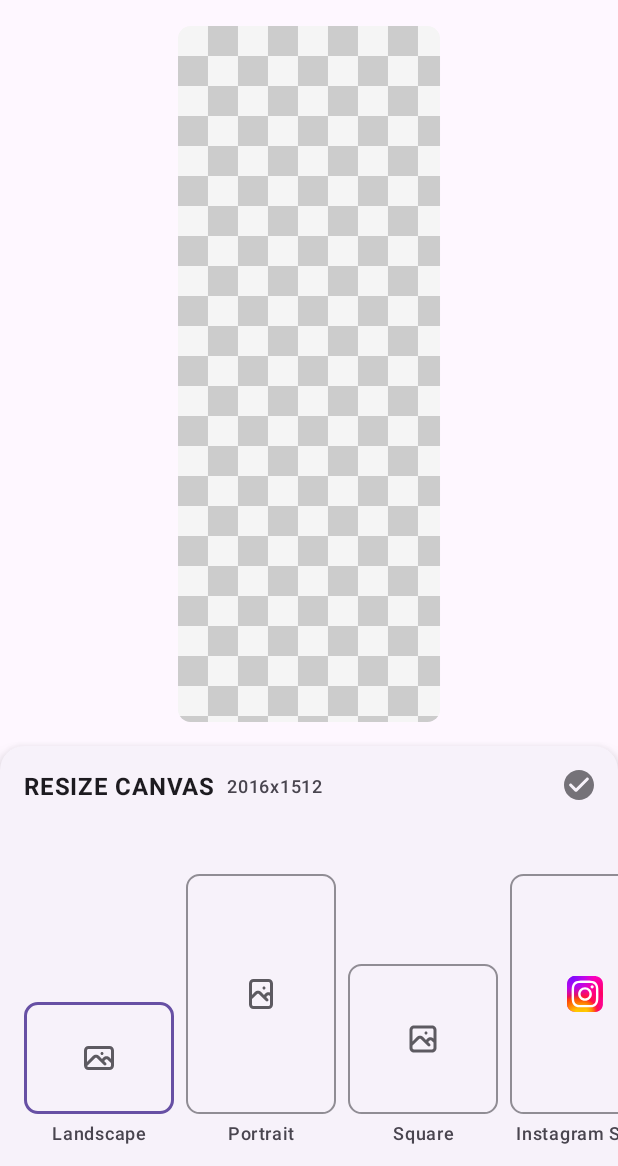
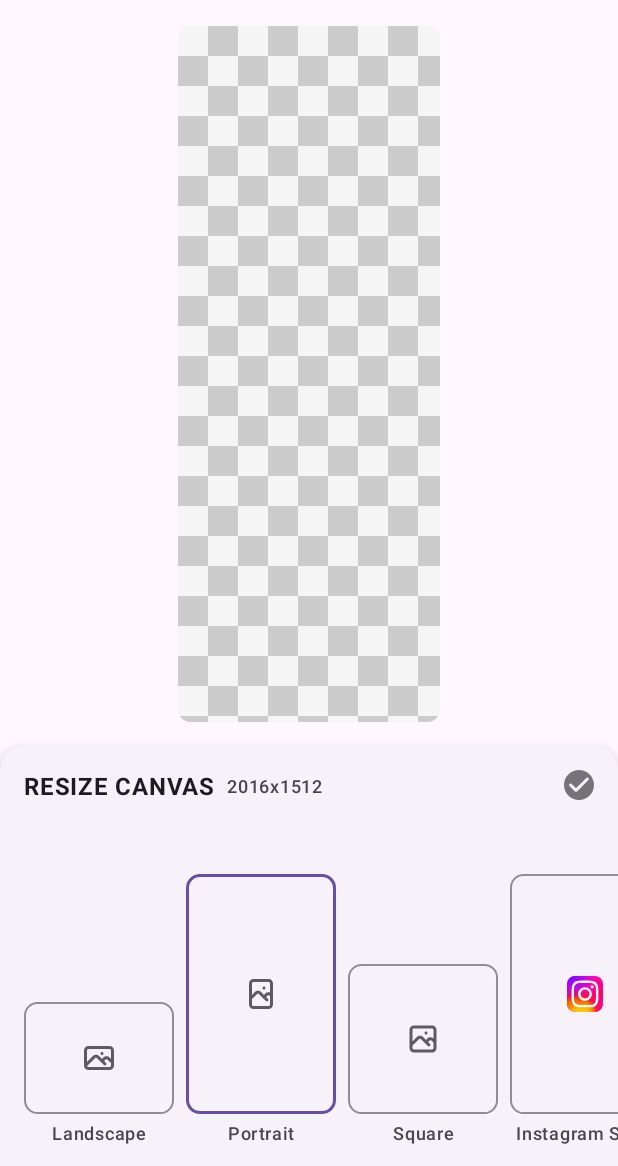
Before and after one commit to sqsong66/ImageEditorSample, an Android app: the ImageEditorActivity screen opened directly, with no data from a screen before it, after a tap on "Menu", on a phone screen of 412 x 824 dp, the part 70-1236 px from its top. Run offline under Robolectric (Android 15) with nearby library versions, the phone set to English and light mode, and no system bars.

Commit message:
处理缩放及尺寸变换平移逻辑

```diff
--- a/app/src/main/java/com/example/customviewsample/data/CanvasSize.kt
+++ b/app/src/main/java/com/example/customviewsample/data/CanvasSize.kt
@@ -8,4 +8,8 @@ data class CanvasSize(
     val isTint: Boolean = false
 ) {
     fun widthHeightRatio(): Float = width.toFloat() / height.toFloat()
+
+    fun isSameSize(canvasSize: CanvasSize): Boolean {
+        return width == canvasSize.width && height == canvasSize.height && title == canvasSize.title
+    }
 }
--- a/app/src/main/java/com/example/customviewsample/ui/editor/ImageEditorActivity.kt
+++ b/app/src/main/java/com/example/customviewsample/ui/editor/ImageEditorActivity.kt
@@ -66,7 +66,7 @@ class ImageEditorActivity : BaseActivity<ActivityImageEditorBinding>(ActivityIma
 
     private fun showBackgroundMenu() {
         backgroundMenuLayout = CanvasSizeMenuLayout(
-            binding.main, bottomInsets,
+            binding.main, binding.imageEditorView.canvasSize, bottomInsets,
             onCanvasSizeChanged = {
                 binding.imageEditorView.updateCanvasSize(it)
             },
--- a/app/src/main/java/com/example/customviewsample/ui/editor/adapter/CanvasSizeListAdapter.kt
+++ b/app/src/main/java/com/example/customviewsample/ui/editor/adapter/CanvasSizeListAdapter.kt
@@ -1,6 +1,5 @@
 package com.example.customviewsample.ui.editor.adapter
 
-import android.content.Context
 import android.content.res.ColorStateList
 import android.view.ViewGroup
 import android.view.ViewGroup.MarginLayoutParams
@@ -26,6 +25,18 @@ class CanvasSizeListAdapter(
     init {
         val itemList = getCanvasSizeList()
         submitList(itemList)
+    }
+
+    fun updateCheckIndex(canvasSize: CanvasSize) {
+        val index = dataList.indexOfFirst { it.isSameSize(canvasSize) }
+        if (index != -1) {
+            val preIndex = checkIndex
+            checkIndex = index
+            notifyItemChanged(checkIndex)
+            if (preIndex != -1) {
+                notifyItemChanged(preIndex)
+            }
+        }
     }
 
     override fun inflateData(binding: ItemCanvasSizeBinding, data: CanvasSize, position: Int) {
--- a/app/src/main/java/com/example/customviewsample/ui/editor/menus/CanvasSizeMenuLayout.kt
+++ b/app/src/main/java/com/example/customviewsample/ui/editor/menus/CanvasSizeMenuLayout.kt
@@ -12,6 +12,7 @@ import com.example.customviewsample.ui.editor.adapter.CanvasSizeListAdapter
 @SuppressLint("SetTextI18n")
 class CanvasSizeMenuLayout(
     rootLayout: CoordinatorLayout,
+    private val canvasSize: CanvasSize,
     private val bottomPadding: Int = 0,
     private val onCanvasSizeChanged: (CanvasSize) -> Unit,
     // View: 当前BottomSheet； Int: 当前展开高度； Boolean: 是否展开
@@ -40,6 +41,7 @@ class CanvasSizeMenuLayout(
         binding.root.updatePadding(bottom = bottomPadding)
         binding.doneIv.setOnClickListener { menuBehavior.state = EditMenuBottomSheetBehavior.STATE_HIDDEN }
         binding.canvasSizeRecycler.adapter = canvasSizeListAdapter
+        canvasSizeListAdapter.updateCheckIndex(canvasSize)
     }
 
 }
--- a/app/src/main/java/com/example/customviewsample/view/layer/AbsLayer.kt
+++ b/app/src/main/java/com/example/customviewsample/view/layer/AbsLayer.kt
@@ -62,7 +62,6 @@ interface AbsLayer {
 
     /**
      * 子控件在触摸时先缓存当前的缩放、旋转信息，方便在移动时进行缩放、旋转操作。缩放旋转时的初始值会使用当前缓存的数值。
-     * 由于缩放旋转会影响控件的偏移量，所以在缩放旋转时需要重新计算控件缩放、旋转的锚点。详见其实现方法。
      * @param focusX 双指触摸时中心点x轴坐标
      * @param focusY 双指触摸时中心点y轴坐标
      */
@@ -73,12 +72,9 @@ interface AbsLayer {
      * @param scaleFactor 缩放因子
      * @param deltaAngle 旋转角度
      */
-    fun onScaleRotate(scaleFactor: Float, deltaAngle: Float)
-
-    /**
-     * 将子控件的锚点重置到中心点(手势缩放旋转的时候会改变控件的锚点)。
-     */
-    fun resetPivotToCenter()
+    fun onScaleRotate(scaleFactor: Float, deltaAngle: Float, focusX: Float, focusY: Float)
 
     fun changeSaveState(isSave: Boolean)
+
+    fun resetLayerPivot()
 }
--- a/app/src/main/java/com/example/customviewsample/view/layer/ImageEditorView.kt
+++ b/app/src/main/java/com/example/customviewsample/view/layer/ImageEditorView.kt
@@ -12,7 +12,6 @@ import android.graphics.Path
 import android.graphics.PointF
 import android.graphics.RectF
 import android.util.AttributeSet
-import android.util.Log
 import android.view.MotionEvent
 import android.view.View
 import android.view.ViewGroup
@@ -64,7 +63,8 @@ class ImageEditorView @JvmOverloads constructor(
     private var fingerDownAngle = 0f
 
     private val vibratorHelper by lazy { VibratorHelper(context) }
-    private var canvasSize = CanvasSize(width = 1512, height = 4016, iconRes = R.drawable.ic_picture_portrait, title = "Portrait", isTint = true)
+    var canvasSize = CanvasSize(width = 1512, height = 4016, iconRes = R.drawable.ic_picture_portrait, title = "Portrait", isTint = true)
+        private set
 
     private val testPaint by lazy {
         Paint().apply {
@@ -112,8 +112,8 @@ class ImageEditorView @JvmOverloads constructor(
     override fun onSizeChanged(w: Int, h: Int, oldw: Int, oldh: Int) {
         super.onSizeChanged(w, h, oldw, oldh)
         clipRect.set(calculateClipRect(w, h))
-        Log.d("sqsong", "onSizeChanged: clipRect ratio: ${clipRect.width() / clipRect.height()}")
-        stagingChildResizeInfo(false)
+        stagingChildResizeInfo(updateLayoutInfo = false)
+        currentLayerView?.resetLayerPivot()
     }
 
     override fun onMeasure(widthMeasureSpec: Int, heightMeasureSpec: Int) {
@@ -200,7 +200,9 @@ class ImageEditorView @JvmOverloads constructor(
     private fun stagingChildResizeInfo(updateLayoutInfo: Boolean) {
         resizeRect.set(clipRect)
         children.forEach { child ->
-            (child as AbsLayer).stagingResizeInfo(clipRect, updateLayoutInfo = updateLayoutInfo)
+            (child as AbsLayer).apply {
+                stagingResizeInfo(clipRect, updateLayoutInfo = updateLayoutInfo)
+            }
         }
     }
 
@@ -258,7 +260,8 @@ class ImageEditorView @JvmOverloads constructor(
         if (isClickTime && !isMoved) {
             processClickEvent(event.x, event.y)
         }
-        stagingChildResizeInfo(true)
+        stagingChildResizeInfo(updateLayoutInfo = true)
+        currentLayerView?.resetLayerPivot()
     }
 
     private fun processMoveEvent(absLayer: AbsLayer, event: MotionEvent) {
@@ -280,7 +283,7 @@ class ImageEditorView @JvmOverloads constructor(
             val scale = newDistance / fingerDistance
             val angle = calculateRotation(event)
             val deltaAngle = angle - fingerDownAngle
-            absLayer.onScaleRotate(scale, deltaAngle)
+            absLayer.onScaleRotate(scale, deltaAngle, fingerCenterPoint.x, fingerCenterPoint.y)
         }
     }
 
@@ -299,7 +302,7 @@ class ImageEditorView @JvmOverloads constructor(
                 val view = (layerView as View)
                 val sx = view.scaleX
                 val sy = view.scaleY
-                layerView.resetPivotToCenter()
+                // layerView.resetPivotToCenter()
                 addUpdateListener {
                     val scaleFactor = it.animatedValue as Float
                     view.scaleX = sx * scaleFactor
```
Also changed, not shown: app/src/main/java/com/example/customviewsample/view/layer/ImageLayerView.kt (+67 -22 lines), app/src/main/java/com/example/customviewsample/view/layer/LayerTempCacheInfo.kt (+5 -3 lines), app/src/main/java/com/example/customviewsample/view/layer/LayerUtils.kt (+8 -14 lines).
